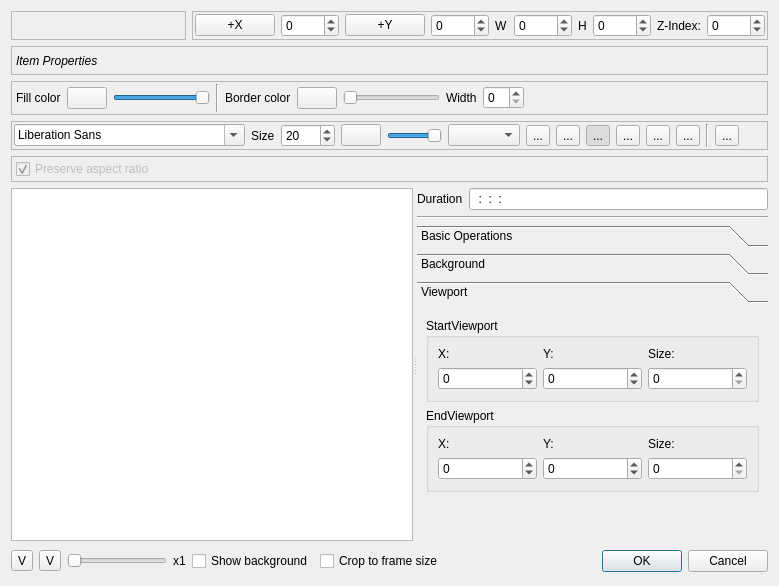
This is src/widgets/titlewidget_ui.ui in KDE/kdenlive as Qt 5 draws it before an edit. The edited form follows.
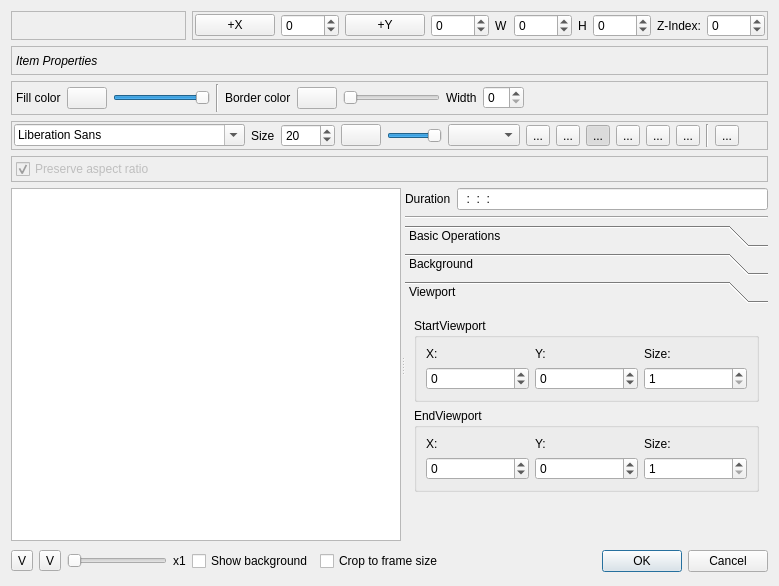
This is the edited form. The open tabs and pages were chosen to show the change. Custom widgets are drawn as their Qt base class.

Commit message: Now that the titles support basic animation, set usefull range for viewport position

```diff
--- a/src/widgets/titlewidget_ui.ui
+++ b/src/widgets/titlewidget_ui.ui
@@ -560,7 +560,7 @@
        </sizepolicy>
       </property>
      </widget>
-     <widget class="QWidget" name="">
+     <widget class="QWidget" name="layoutWidget">
       <layout class="QGridLayout" name="gridLayout_2">
        <item row="0" column="0">
         <widget class="QLabel" name="label_3">
@@ -758,8 +758,8 @@
           <property name="geometry">
            <rect>
             <x>0</x>
-            <y>0</y>
-            <width>232</width>
+            <y>-58</y>
+            <width>330</width>
             <height>198</height>
            </rect>
           </property>
@@ -801,10 +801,10 @@
                   <item row="1" column="0">
                    <widget class="QSpinBox" name="startViewportX">
                     <property name="minimum">
-                     <number>-1000</number>
+                     <number>-32000</number>
                     </property>
                     <property name="maximum">
-                     <number>1000</number>
+                     <number>3200</number>
                     </property>
                     <property name="singleStep">
                      <number>10</number>
@@ -814,10 +814,10 @@
                   <item row="1" column="1">
                    <widget class="QSpinBox" name="startViewportY">
                     <property name="minimum">
-                     <number>-1000</number>
+                     <number>-32000</number>
                     </property>
                     <property name="maximum">
-                     <number>1000</number>
+                     <number>32000</number>
                     </property>
                     <property name="singleStep">
                      <number>10</number>
@@ -826,6 +826,9 @@
                   </item>
                   <item row="1" column="2">
                    <widget class="QSpinBox" name="startViewportSize">
+                    <property name="minimum">
+                     <number>1</number>
+                    </property>
                     <property name="maximum">
                      <number>1000</number>
                     </property>
@@ -871,10 +874,10 @@
                   <item row="1" column="0">
                    <widget class="QSpinBox" name="endViewportX">
                     <property name="minimum">
-                     <number>-1000</number>
+                     <number>-32000</number>
                     </property>
                     <property name="maximum">
-                     <number>1000</number>
+                     <number>32000</number>
                     </property>
                     <property name="singleStep">
                      <number>10</number>
@@ -884,10 +887,10 @@
                   <item row="1" column="1">
                    <widget class="QSpinBox" name="endViewportY">
                     <property name="minimum">
-                     <number>-1000</number>
+                     <number>-32000</number>
                     </property>
                     <property name="maximum">
-                     <number>1000</number>
+                     <number>32000</number>
                     </property>
                     <property name="singleStep">
                      <number>10</number>
@@ -896,6 +899,9 @@
                   </item>
                   <item row="1" column="2">
                    <widget class="QSpinBox" name="endViewportSize">
+                    <property name="minimum">
+                     <number>1</number>
+                    </property>
                     <property name="maximum">
                      <number>1000</number>
                     </property>
```
Left out of the diff: 6 changed lines with no effect on the pictures.
